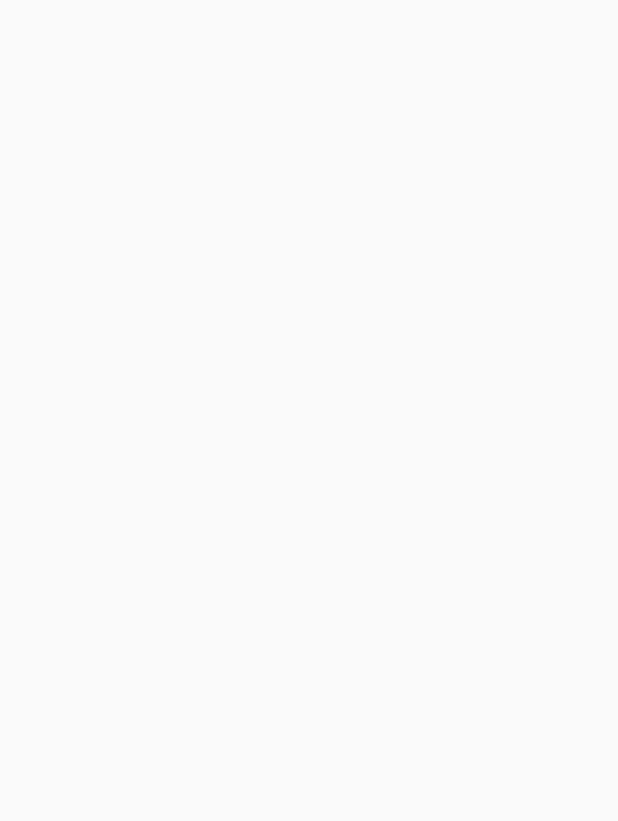
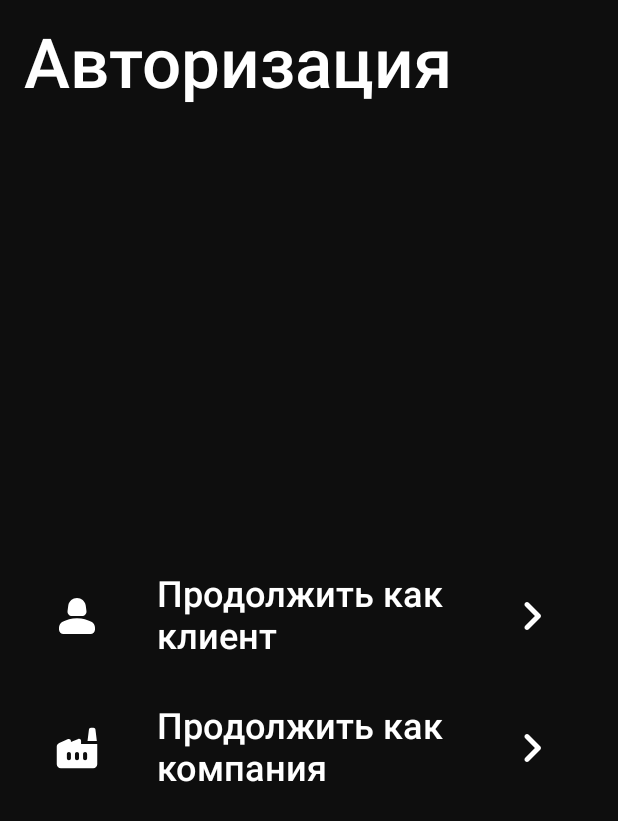
Before and after one commit to sanai1/prod-mobile-2025, an Android app built with Jetpack Compose: the screen it shows after launch (MainActivity), on a phone screen of 412 x 824 dp. Before the commit the part shown is empty. Shown: the top 821 px of the screen. Run offline under Robolectric (Android 15) with nearby library versions, the phone set to English and light mode, and no system bars; our stand-ins replace Dagger/Hilt's generated code.

Commit message:
add TextField and Reg OnBoard

```diff
--- a/app/src/main/java/com/kotleters/mobile/app/MainActivity.kt
+++ b/app/src/main/java/com/kotleters/mobile/app/MainActivity.kt
@@ -5,6 +5,7 @@ import androidx.activity.ComponentActivity
 import androidx.activity.SystemBarStyle
 import androidx.activity.compose.setContent
 import androidx.activity.enableEdgeToEdge
+import com.kotleters.mobile.feature.auth.presentation.onboard.AuthOnBoardScreen
 import dagger.hilt.android.AndroidEntryPoint
 
 @AndroidEntryPoint
@@ -16,7 +17,7 @@ class MainActivity : ComponentActivity() {
             navigationBarStyle = SystemBarStyle.dark(0)
         )
         setContent {
-
+            AuthOnBoardScreen()
         }
     }
 }
--- /dev/null
+++ b/app/src/main/java/com/kotleters/mobile/common/ui/components/DefaultTextField.kt
@@ -0,0 +1,41 @@
+package com.kotleters.mobile.common.ui.components
+
+import androidx.compose.foundation.layout.fillMaxWidth
+import androidx.compose.foundation.layout.padding
+import androidx.compose.foundation.shape.RoundedCornerShape
+import androidx.compose.material3.ExperimentalMaterial3Api
+import androidx.compose.material3.OutlinedTextField
+import androidx.compose.material3.Text
+import androidx.compose.material3.TextFieldDefaults
+import androidx.compose.runtime.Composable
+import androidx.compose.ui.Modifier
+import androidx.compose.ui.draw.clip
+import androidx.compose.ui.graphics.Color
+import androidx.compose.ui.input.key.Key.Companion.Ro
+import androidx.compose.ui.unit.dp
+import androidx.compose.ui.unit.sp
+import com.kotleters.mobile.common.ui.theme.secondaryGray
+
+@OptIn(ExperimentalMaterial3Api::class)
+@Composable
+fun DefaultTextField(
+    placeholder: String,
+    text: String,
+    onChange: (String) -> Unit
+) {
+
+    OutlinedTextField(
+        value = text,
+        onValueChange = { onChange(it) },
+        modifier = Modifier
+            .fillMaxWidth()
+            .padding(16.dp)
+            .clip(RoundedCornerShape(16.dp)),
+        colors = TextFieldDefaults.outlinedTextFieldColors(
+            containerColor = secondaryGray,
+        ),
+        placeholder = {
+            Text(placeholder, color = Color(0xFFBABABA), fontSize = 20.sp)
+        }
+    )
+}
--- a/app/src/main/java/com/kotleters/mobile/feature/auth/presentation/Test.kt
+++ /dev/null
@@ -1 +0,0 @@
-package com.kotleters.mobile.feature.auth.presentation
--- /dev/null
+++ b/app/src/main/java/com/kotleters/mobile/feature/auth/presentation/onboard/AuthOnBoardScreen.kt
@@ -0,0 +1,83 @@
+package com.kotleters.mobile.feature.auth.presentation.onboard
+
+import android.widget.Space
+import androidx.compose.foundation.Image
+import androidx.compose.foundation.background
+import androidx.compose.foundation.layout.Arrangement
+import androidx.compose.foundation.layout.Box
+import androidx.compose.foundation.layout.Column
+import androidx.compose.foundation.layout.Row
+import androidx.compose.foundation.layout.Spacer
+import androidx.compose.foundation.layout.fillMaxSize
+import androidx.compose.foundation.layout.fillMaxWidth
+import androidx.compose.foundation.layout.padding
+import androidx.compose.foundation.layout.size
+import androidx.compose.foundation.layout.systemBarsPadding
+import androidx.compose.foundation.lazy.LazyColumn
+import androidx.compose.foundation.lazy.items
+import androidx.compose.material.icons.Icons
+import androidx.compose.material.icons.automirrored.rounded.KeyboardArrowRight
+import androidx.compose.material3.Icon
+import androidx.compose.material3.IconButton
+import androidx.compose.material3.Text
+import androidx.compose.runtime.Composable
+import androidx.compose.ui.Alignment
+import androidx.compose.ui.Modifier
+import androidx.compose.ui.graphics.Color
+import androidx.compose.ui.graphics.vector.ImageVector
+import androidx.compose.ui.res.vectorResource
+import androidx.compose.ui.text.font.FontWeight
+import androidx.compose.ui.unit.dp
+import androidx.compose.ui.unit.sp
+import com.kotleters.mobile.R
+import com.kotleters.mobile.common.ui.theme.backgroundColor
+
+@Composable
+fun AuthOnBoardScreen(modifier: Modifier = Modifier) {
+
+    Box(
+        modifier = modifier
+            .fillMaxSize()
+            .background(backgroundColor)
+            .systemBarsPadding()
+    ){
+
+        Column {
+            Text("Авторизация", color = Color.White,
+                fontSize = 46.sp, fontWeight = FontWeight.SemiBold,
+                modifier = Modifier.padding(16.dp))
+            Spacer(Modifier.weight(1f))
+            AuthButton(
+                text = "Продолжить как\nклиент",
+                pic = R.drawable.profile
+            ) { }
+            AuthButton(
+                text = "Продолжить как\nкомпания",
+                pic = R.drawable.company
+            ) { }
+            Spacer(Modifier.weight(1f))
+        }
+    }
+}
+
+@Composable
+fun AuthButton(
+    text: String,
+    pic: Int,
+    onClick: () -> Unit
+) {
+    Row(
+        modifier = Modifier.fillMaxWidth().padding(16.dp),
+        horizontalArrangement = Arrangement.SpaceAround,
+        verticalAlignment = Alignment.CenterVertically
+    ) {
+        Image(ImageVector.vectorResource(pic), "",
+            modifier = Modifier.size(36.dp))
+        Text(text, fontSize = 24.sp, fontWeight = FontWeight.Medium,
+            color = Color.White)
+        IconButton(onClick) {
+            Icon(Icons.AutoMirrored.Rounded.KeyboardArrowRight, "",
+                modifier = Modifier.size(48.dp), tint = Color.White)
+        }
+    }
+}
--- /dev/null
+++ b/app/src/main/res/drawable/company.xml
@@ -0,0 +1,16 @@
+<vector xmlns:android="http://schemas.android.com/apk/res/android"
+    android:width="36dp"
+    android:height="36dp"
+    android:viewportWidth="36"
+    android:viewportHeight="36">
+  <group>
+    <clip-path
+        android:pathData="M0,0h36v36h-36z"/>
+    <path
+        android:pathData="M20.7,15.3V13.248C20.7,12.29 19.742,11.642 18.851,11.993L13.95,13.95V13.302C13.95,12.33 12.965,11.668 12.073,12.06L6.134,14.598C5.148,15.03 4.5,16.002 4.5,17.082V28.8C4.5,30.285 5.715,31.5 7.2,31.5H28.8C30.285,31.5 31.5,30.285 31.5,28.8V15.3H20.7ZM13.95,24.75C13.95,25.493 13.342,26.1 12.6,26.1C11.858,26.1 11.25,25.493 11.25,24.75V22.05C11.25,21.308 11.858,20.7 12.6,20.7C13.342,20.7 13.95,21.308 13.95,22.05V24.75ZM19.35,24.75C19.35,25.493 18.743,26.1 18,26.1C17.257,26.1 16.65,25.493 16.65,24.75V22.05C16.65,21.308 17.257,20.7 18,20.7C18.743,20.7 19.35,21.308 19.35,22.05V24.75ZM24.75,24.75C24.75,25.493 24.142,26.1 23.4,26.1C22.657,26.1 22.05,25.493 22.05,24.75V22.05C22.05,21.308 22.657,20.7 23.4,20.7C24.142,20.7 24.75,21.308 24.75,22.05V24.75Z"
+        android:fillColor="#ffffff"/>
+    <path
+        android:pathData="M28.962,4.5H27.302C26.613,4.5 26.046,5.013 25.965,5.688L25.02,13.275H31.23L30.299,5.688C30.218,5.013 29.637,4.5 28.962,4.5Z"
+        android:fillColor="#ffffff"/>
+  </group>
+</vector>
--- /dev/null
+++ b/app/src/main/res/drawable/profile.xml
@@ -0,0 +1,16 @@
+<vector xmlns:android="http://schemas.android.com/apk/res/android"
+    android:width="36dp"
+    android:height="36dp"
+    android:viewportWidth="36"
+    android:viewportHeight="36">
+  <group>
+    <clip-path
+        android:pathData="M0,0h36v36h-36z"/>
+    <path
+        android:pathData="M27.585,21.84C25.065,20.55 21.795,19.5 18,19.5C14.205,19.5 10.935,20.55 8.415,21.84C6.915,22.605 6,24.15 6,25.83V27C6,28.65 7.35,30 9,30H27C28.65,30 30,28.65 30,27V25.83C30,24.15 29.085,22.605 27.585,21.84Z"
+        android:fillColor="#ffffff"/>
+    <path
+        android:pathData="M14.67,18H21.33C23.145,18 24.54,16.41 24.3,14.61L23.82,10.935C23.355,8.085 20.88,6 18,6C15.12,6 12.645,8.085 12.18,10.935L11.7,14.61C11.46,16.41 12.855,18 14.67,18Z"
+        android:fillColor="#ffffff"/>
+  </group>
+</vector>
```
